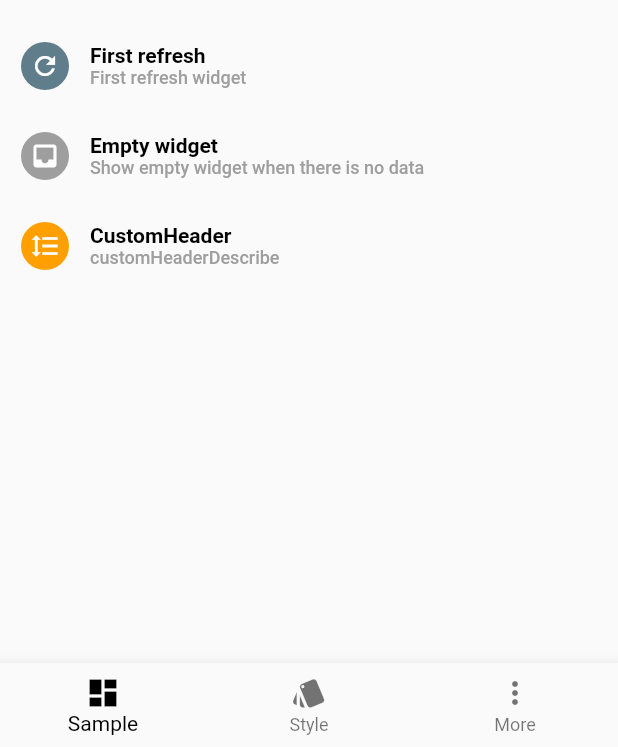
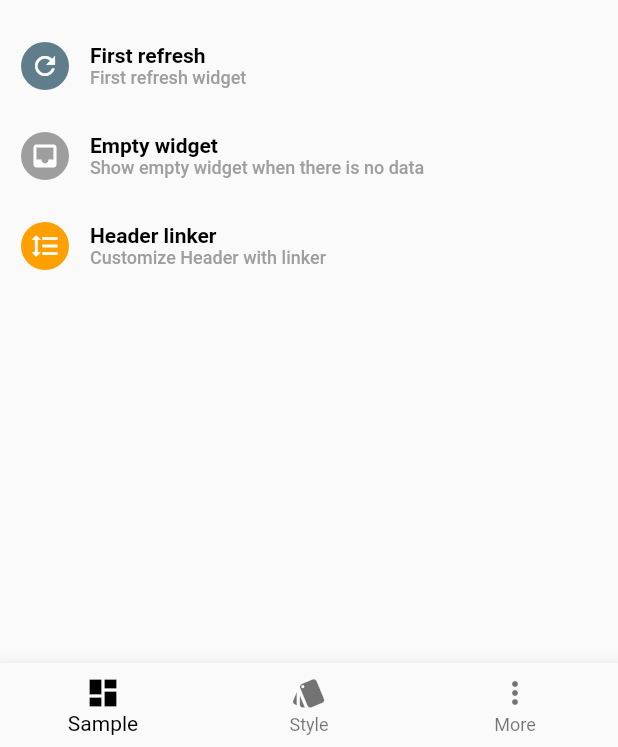
Before and after one commit to xuelongqy/flutter_easy_refresh, a Flutter app: the screen it shows after launch, on a phone screen of 412 x 824 dp, the part 489-1236 px from its top. Run offline on Flutter 3.47's test engine with Material 2 defaults, Android fonts, the phone set to English and light mode, and no system bars; our stand-ins replace extended_nested_scroll_view, flutter_i18n, flutter_spinkit, flutter_swiper.

Commit message:
添加Header连接器示例

```diff
--- a/example/assets/locale/en.json
+++ b/example/assets/locale/en.json
@@ -100,5 +100,7 @@
   "refreshSwitch": "Refresh switch",
   "refreshSwitchDescribe": "Whether to turn on refresh",
   "loadSwitch": "Load switch",
-  "loadSwitchDescribe": "Whether to turn on load"
+  "loadSwitchDescribe": "Whether to turn on load",
+  "linkHeader": "Header linker",
+  "linkHeaderDescribeDescribe": "Customize Header with linker"
 }
--- a/example/assets/locale/zh_CN.json
+++ b/example/assets/locale/zh_CN.json
@@ -101,5 +101,6 @@
   "refreshSwitchDescribe": "是否开启刷新",
   "loadSwitch": "加载开关",
   "loadSwitchDescribe": "是否开启加载",
-  "customHeaderDescribe": "CustomScrollView自定义Header"
+  "linkHeader": "Header连接器",
+  "linkHeaderDescribeDescribe": "使用连接器自定义Header"
 }
--- a/example/lib/page/sample/sample.dart
+++ b/example/lib/page/sample/sample.dart
@@ -130,13 +130,13 @@ class _SamplePageState extends State<SamplePage>
               ),
               //  CustomHeader
               ListItem(
-                title: 'CustomHeader',
+                title: FlutterI18n.translate(context, 'linkHeader'),
                 describe: FlutterI18n.translate(
-                    context, 'customHeaderDescribe'),
+                    context, 'linkHeaderDescribeDescribe'),
                 onPressed: () {
                   Navigator.push(context,
                       MaterialPageRoute(builder: (BuildContext context) {
-                        return CustomHeaderPage();
+                        return LinkHeaderPage();
                       },));
                 },
                 icon: CircularIcon(
```
Also changed, not shown: example/lib/page/sample/custom_header.dart (+14 -10 lines).
